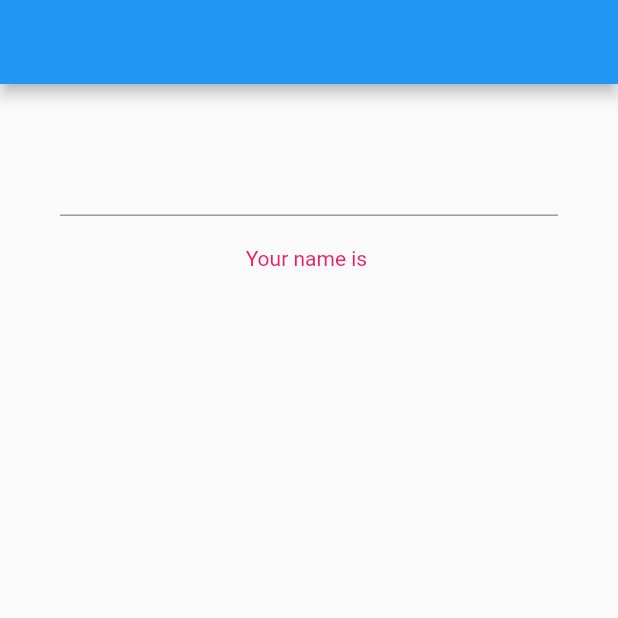
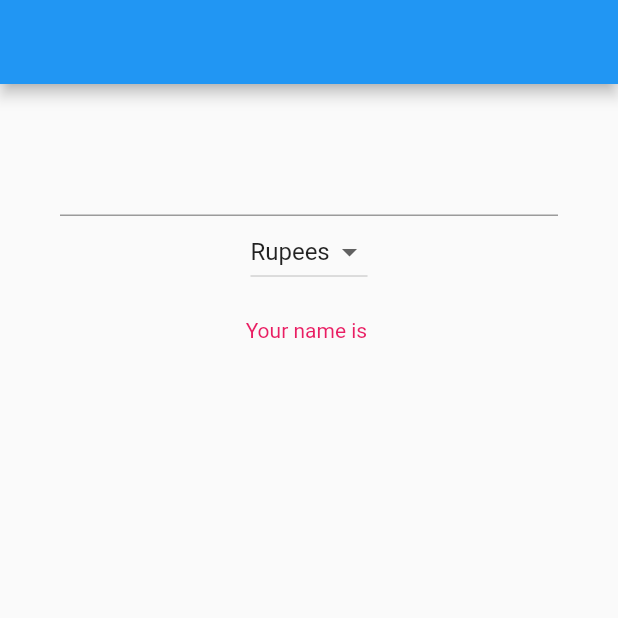
Before and after one commit to prabhatkashyap902/UIAppFlutter, a Flutter app: the screen it shows after launch, on a phone screen of 412 x 824 dp, the top half of it. Run offline on Flutter 3.47's test engine with Material 2 defaults, Android fonts, the phone set to English and light mode, and no system bars.

Commit message:
DropDownButton

```diff
--- a/lib/main.dart
+++ b/lib/main.dart
@@ -21,6 +21,8 @@ class FavouriteCity extends StatefulWidget{
 
 class _Favourite extends State<FavouriteCity>{
   String name = "";
+  var _currencies =["Rupees","Dollars","Pounds","Others"];
+  var _currentCurrencies = "Rupees";
 
   @override
   Widget build(BuildContext context) {
@@ -39,6 +41,20 @@ class _Favourite extends State<FavouriteCity>{
               });
             },
           ),
+          DropdownButton<String>(
+            items: _currencies.map((String dropDownStringItem){
+              return DropdownMenuItem<String>(
+                value: dropDownStringItem,
+                child: Text(dropDownStringItem),
+              );
+            }).toList(),
+            onChanged: (String newValueSelected){
+              setState(() {
+               this._currentCurrencies=newValueSelected;
+              });
+            },
+            value: _currentCurrencies,
+          ),
           Padding(
             padding: EdgeInsets.only(top: 20),
               child: Text("Your name is $name",
```
